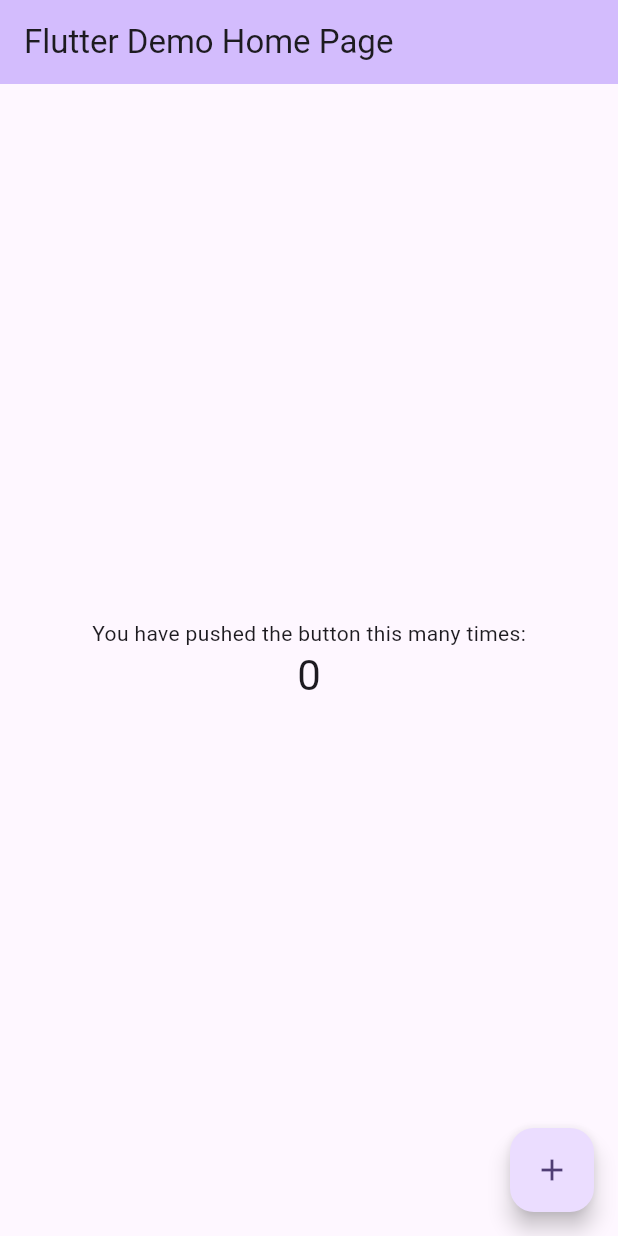
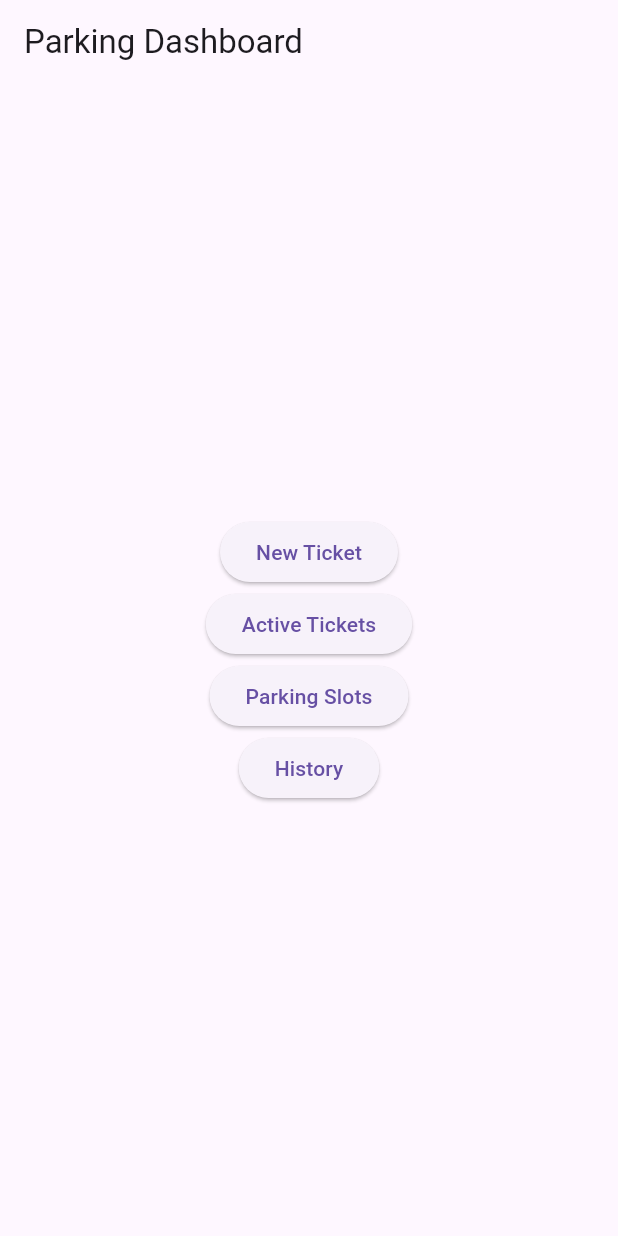
Before and after one commit to Feliciety02/Automated-Parking-Lot-System, a Flutter app: the screen it shows after launch, on a phone screen of 412 x 824 dp. Run offline on Flutter 3.47's test engine with Material 3 defaults, Android fonts, the light colour scheme and no system bars.

Commit message:
frontend temporary setup

```diff
--- /dev/null
+++ b/frontend/lib/core/contants.dart
@@ -0,0 +1,3 @@
+class AppConstants {
+  static const String baseUrl = "http://localhost:8000";
+}
--- /dev/null
+++ b/frontend/lib/core/helpers.dart
@@ -0,0 +1,3 @@
+String formatTime(DateTime time) {
+  return "${time.hour.toString().padLeft(2, '0')}:${time.minute.toString().padLeft(2, '0')}";
+}
--- a/frontend/lib/main.dart
+++ b/frontend/lib/main.dart
@@ -1,122 +1,21 @@
 import 'package:flutter/material.dart';
+import 'screens/dashboard/dashboard_screen.dart';
 
 void main() {
-  runApp(const MyApp());
+  runApp(const ParkingApp());
 }
 
-class MyApp extends StatelessWidget {
-  const MyApp({super.key});
+class ParkingApp extends StatelessWidget {
+  const ParkingApp({super.key});
 
-  // This widget is the root of your application.
   @override
   Widget build(BuildContext context) {
     return MaterialApp(
-      title: 'Flutter Demo',
+      title: 'Parking Lot System',
       theme: ThemeData(
-        // This is the theme of your application.
-        //
-        // TRY THIS: Try running your application with "flutter run". You'll see
-        // the application has a purple toolbar. Then, without quitting the app,
-        // try changing the seedColor in the colorScheme below to Colors.green
-        // and then invoke "hot reload" (save your changes or press the "hot
-        // reload" button in a Flutter-supported IDE, or press "r" if you used
-        // the command line to start the app).
-        //
-        // Notice that the counter didn't reset back to zero; the application
-        // state is not lost during the reload. To reset the state, use hot
-        // restart instead.
-        //
-        // This works for code too, not just values: Most code changes can be
-        // tested with just a hot reload.
-        colorScheme: .fromSeed(seedColor: Colors.deepPurple),
+        primarySwatch: Colors.blue,
       ),
-      home: const MyHomePage(title: 'Flutter Demo Home Page'),
+      home: const DashboardScreen(),
     );
   }
 }
-
-class MyHomePage extends StatefulWidget {
-  const MyHomePage({super.key, required this.title});
-
-  // This widget is the home page of your application. It is stateful, meaning
-  // that it has a State object (defined below) that contains fields that affect
-  // how it looks.
-
-  // This class is the configuration for the state. It holds the values (in this
-  // case the title) provided by the parent (in this case the App widget) and
-  // used by the build method of the State. Fields in a Widget subclass are
-  // always marked "final".
-
-  final String title;
-
-  @override
-  State<MyHomePage> createState() => _MyHomePageState();
-}
-
-class _MyHomePageState extends State<MyHomePage> {
-  int _counter = 0;
-
-  void _incrementCounter() {
-    setState(() {
-      // This call to setState tells the Flutter framework that something has
-      // changed in this State, which causes it to rerun the build method below
-      // so that the display can reflect the updated values. If we changed
-      // _counter without calling setState(), then the build method would not be
-      // called again, and so nothing would appear to happen.
-      _counter++;
-    });
-  }
-
-  @override
-  Widget build(BuildContext context) {
-    // This method is rerun every time setState is called, for instance as done
-    // by the _incrementCounter method above.
-    //
-    // The Flutter framework has been optimized to make rerunning build methods
-    // fast, so that you can just rebuild anything that needs updating rather
-    // than having to individually change instances of widgets.
-    return Scaffold(
-      appBar: AppBar(
-        // TRY THIS: Try changing the color here to a specific color (to
-        // Colors.amber, perhaps?) and trigger a hot reload to see the AppBar
-        // change color while the other colors stay the same.
-        backgroundColor: Theme.of(context).colorScheme.inversePrimary,
-        // Here we take the value from the MyHomePage object that was created by
-        // the App.build method, and use it to set our appbar title.
-        title: Text(widget.title),
-      ),
-      body: Center(
-        // Center is a layout widget. It takes a single child and positions it
-        // in the middle of the parent.
-        child: Column(
-          // Column is also a layout widget. It takes a list of children and
-          // arranges them vertically. By default, it sizes itself to fit its
-          // children horizontally, and tries to be as tall as its parent.
-          //
-          // Column has various properties to control how it sizes itself and
-          // how it positions its children. Here we use mainAxisAlignment to
-          // center the children vertically; the main axis here is the vertical
-          // axis because Columns are vertical (the cross axis would be
-          // horizontal).
-          //
-          // TRY THIS: Invoke "debug painting" (choose the "Toggle Debug Paint"
-          // action in the IDE, or press "p" in the console), to see the
-          // wireframe for each widget.
-          mainAxisAlignment: .center,
-          children: [
-            const Text('You have pushed the button this many times:'),
-            Text(
-              '$_counter',
-              style: Theme.of(context).textTheme.headlineMedium,
-            ),
-          ],
-        ),
-      ),
-      floatingActionButton: FloatingActionButton(
-        onPressed: _incrementCounter,
-        tooltip: 'Increment',
-        child: const Icon(Icons.add),
-      ),
-    );
-  }
-}
--- /dev/null
+++ b/frontend/lib/models/ticket.dart
@@ -0,0 +1,31 @@
+class Ticket {
+  final int id;
+  final String plateNumber;
+  final String slotId;
+  final String timeIn;
+  final String? timeOut;
+  final int? durationHours;
+  final double? totalAmount;
+
+  Ticket({
+    required this.id,
+    required this.plateNumber,
+    required this.slotId,
+    required this.timeIn,
+    this.timeOut,
+    this.durationHours,
+    this.totalAmount,
+  });
+
+  factory Ticket.fromJson(Map<String, dynamic> json) {
+    return Ticket(
+      id: json['id'],
+      plateNumber: json['plateNumber'],
+      slotId: json['slotId'],
+      timeIn: json['timeIn'],
+      timeOut: json['timeOut'],
+      durationHours: json['durationHours'],
+      totalAmount: json['totalAmount']?.toDouble(),
+    );
+  }
+}
--- /dev/null
+++ b/frontend/lib/screens/dashboard/dashboard_screen.dart
@@ -0,0 +1,59 @@
+import 'package:flutter/material.dart';
+import '../parking_slots/slots_screen.dart';
+import '../new_ticket/new_ticket_screen.dart';
+import '../active_tickets/active_tickets_screen.dart';
+import '../history/history_screen.dart';
+
+class DashboardScreen extends StatelessWidget {
+  const DashboardScreen({super.key});
+
+  @override
+  Widget build(BuildContext context) {
+    return Scaffold(
+      appBar: AppBar(title: const Text("Parking Dashboard")),
+      body: Center(
+        child: Column(
+          mainAxisAlignment: MainAxisAlignment.center,
+          children: [
+            ElevatedButton(
+              child: const Text("New Ticket"),
+              onPressed: () {
+                Navigator.push(
+                  context,
+                  MaterialPageRoute(builder: (c) => const NewTicketScreen()),
+                );
+              },
+            ),
+            ElevatedButton(
+              child: const Text("Active Tickets"),
+              onPressed: () {
+                Navigator.push(
+                  context,
+                  MaterialPageRoute(builder: (c) => const ActiveTicketsScreen()),
+                );
+              },
+            ),
+            ElevatedButton(
+              child: const Text("Parking Slots"),
+              onPressed: () {
+                Navigator.push(
+                  context,
+                  MaterialPageRoute(builder: (c) => const SlotsScreen()),
+                );
+              },
+            ),
+            ElevatedButton(
+              child: const Text("History"),
+              onPressed: () {
+                Navigator.push(
+                  context,
+                  MaterialPageRoute(builder: (c) => const HistoryScreen()),
+                );
+              },
+            ),
+          ],
+        ),
+      ),
+    );
+  }
+}
--- /dev/null
+++ b/frontend/lib/services/api_services.dart
@@ -0,0 +1,34 @@
+import 'dart:convert';
+import 'package:http/http.dart' as http;
+import '../core/contants.dart';
+import '../models/ticket.dart';
+import '../models/slot.dart';
+
+class ApiService {
+  final String baseUrl = AppConstants.baseUrl;
+
+  Future<List<Slot>> getSlots() async {
+    final res = await http.get(Uri.parse("$baseUrl/slots"));
+    List data = jsonDecode(res.body);
+    return data.map((s) => Slot.fromJson(s)).toList();
+  }
+
+  Future<Ticket> createTicket(String plate) async {
+    final res = await http.post(
+      Uri.parse("$baseUrl/tickets"),
+      body: {"plate_number": plate},
+    );
+    return Ticket.fromJson(jsonDecode(res.body));
+  }
+
+  Future<Ticket> exitTicket(int id) async {
+    final res = await http.put(Uri.parse("$baseUrl/tickets/$id/exit"));
+    return Ticket.fromJson(jsonDecode(res.body));
+  }
+
+  Future<List<Ticket>> getActiveTickets() async {
+    final res = await http.get(Uri.parse("$baseUrl/tickets?active=true"));
+    List data = jsonDecode(res.body);
+    return data.map((t) => Ticket.fromJson(t)).toList();
+  }
+}
--- /dev/null
+++ b/frontend/lib/services/ticket_service.dart
@@ -0,0 +1,10 @@
+import 'api_services.dart';
+import '../models/ticket.dart';
+
+class TicketService {
+  final ApiService api = ApiService();
+
+  Future<Ticket> createTicket(String plate) => api.createTicket(plate);
+  Future<Ticket> exitTicket(int id) => api.exitTicket(id);
+  Future<List<Ticket>> getActiveTickets() => api.getActiveTickets();
+}
--- a/frontend/pubspec.yaml
+++ b/frontend/pubspec.yaml
@@ -31,6 +31,7 @@ dependencies:
   flutter:
     sdk: flutter
 
+  http: ^1.1.0
   # The following adds the Cupertino Icons font to your application.
   # Use with the CupertinoIcons class for iOS style icons.
   cupertino_icons: ^1.0.8
```
Also changed, not shown: frontend/lib/models/slot.dart (added, +16 -0 lines), frontend/lib/screens/active_tickets/active_tickets_screen.dart (added, +81 -0 lines), frontend/lib/screens/exit_processing/exit_screen.dart (added, +20 -0 lines), frontend/lib/screens/history/history_screen.dart (added, +13 -0 lines), frontend/lib/screens/new_ticket/new_ticket_screen.dart (added, +100 -0 lines), frontend/lib/screens/parking_slots/slots_screen.dart (added, +47 -0 lines), frontend/lib/widget/slot_card.dart (added, +21 -0 lines), frontend/pubspec.lock.
